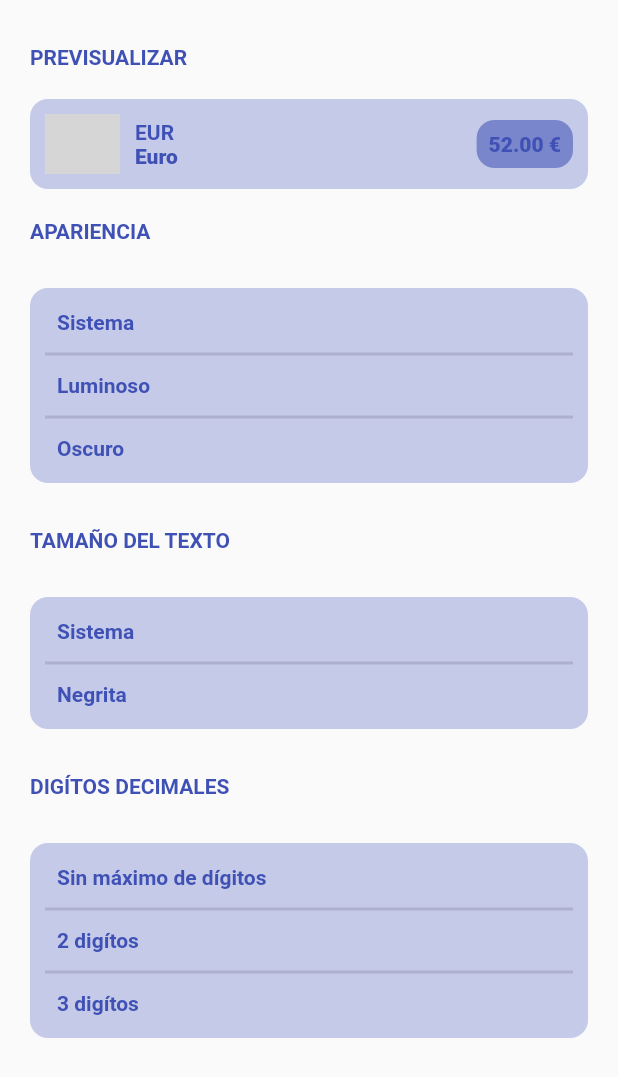
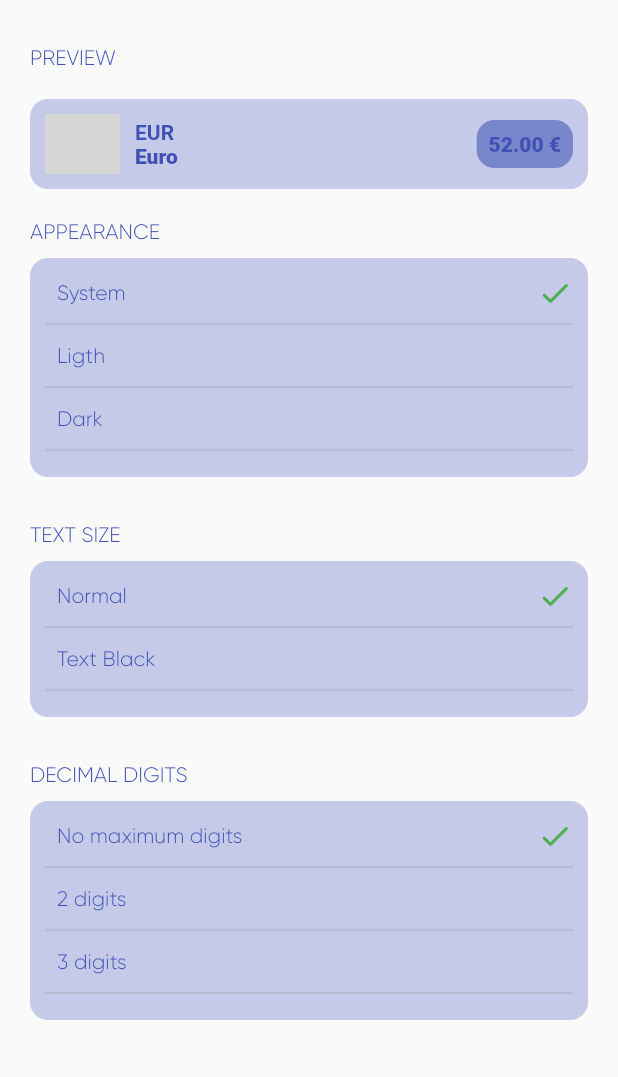
Before and after one commit to flaviooria/Wallet-Converter, a Flutter app: the SettingsPage screen opened by its route, on a phone screen of 412 x 824 dp. Shown: the top 1077 px of the screen. Run offline on Flutter 3.47's test engine with Material 2 defaults, Android fonts, the phone set to English and light mode, and no system bars; missing offline and left inert: bottom_bar, flag; network calls fail; Roboto replaces fonts that are missing (Gilroy Extra-Bold); grey boxes are pictures that could not be loaded.

Commit message:
Se implemento la funcionalidad de los temas personalizados de la app

```diff
--- /dev/null
+++ b/lib/models/enum_settings.dart
@@ -0,0 +1,2 @@
+enum NumberDigits { cero, two, three }
+enum StyleText { system, black }
--- /dev/null
+++ b/lib/models/theme_custom.dart
@@ -0,0 +1,6 @@
+import 'package:flutter/foundation.dart';
+import 'package:flutter/material.dart';
+
+class ThemeCustom with Diagnosticable {
+  static ThemeData? themeDataCustom = ThemeData(fontFamily: 'Gilroy');
+}
--- a/lib/pages/home_page.dart
+++ b/lib/pages/home_page.dart
@@ -38,7 +38,7 @@ class _HomePageState extends State<HomePage> {
             icon: Icon(
               Icons.price_change_outlined,
             ),
-            title: Text('Convertidor'),
+            title: Text('Convertidor', style: TextStyle(fontFamily: 'Gilroy')),
             activeColor: AppSettings.colorPrimaryFont,
           ),
           BottomBarItem(
@@ -46,7 +46,7 @@ class _HomePageState extends State<HomePage> {
             icon: Icon(
               Icons.settings_outlined,
             ),
-            title: Text('Ajustes'),
+            title: Text('Ajustes', style: TextStyle(fontFamily: 'Gilroy')),
             activeColor: AppSettings.colorPrimaryFont,
           ),
         ],
--- a/lib/pages/settings_page.dart
+++ b/lib/pages/settings_page.dart
@@ -1,14 +1,18 @@
 import 'package:flutter/material.dart';
+import 'package:pratica5/provider/setttings_provider.dart';
 import 'package:pratica5/utils/AppSettings.dart';
+import 'package:provider/provider.dart';
 
 class SettingsPage extends StatelessWidget {
   const SettingsPage({Key? key}) : super(key: key);
 
   @override
   Widget build(BuildContext context) {
-    final options1 = ['Sistema', 'Luminoso', 'Oscuro'];
-    final options2 = ['Sistema', 'Negrita'];
-    final options3 = ['Sin máximo de dígitos', '2 digítos', '3 digítos'];
+    final settingProvider = Provider.of<SettingsProvider>(context);
+
+    final appearance = ['System', 'Ligth', 'Dark'];
+    final textsytles = ['Normal', 'Text Black'];
+    final numdigits = ['No maximum digits', '2 digits', '3 digits'];
 
     return Scaffold(
       body: SafeArea(
@@ -22,14 +26,26 @@ class SettingsPage extends StatelessWidget {
                   SizedBox(
                     height: 30,
                   ),
-                  _title('previsualizar'),
+                  _title('preview', settingProvider),
                   _coinActual(),
-                  _title('Apariencia'),
-                  SelectOptionSettings(options: options1),
-                  _title('Tamaño del Texto'),
-                  SelectOptionSettings(options: options2),
-                  _title('Digítos decimales'),
-                  SelectOptionSettings(options: options3)
+                  _title('appearance', settingProvider),
+                  SelectOptionSettings(
+                    items: appearance,
+                    typeSettigs: 0,
+                    settingsProvider: settingProvider,
+                  ),
+                  _title('text size', settingProvider),
+                  SelectOptionSettings(
+                    items: textsytles,
+                    settingsProvider: settingProvider,
+                    typeSettigs: 1,
+                  ),
+                  _title('decimal digits', settingProvider),
+                  SelectOptionSettings(
+                    items: numdigits,
+                    settingsProvider: settingProvider,
+                    typeSettigs: 2,
+                  )
                 ],
               ),
             ),
@@ -39,13 +55,13 @@ class SettingsPage extends StatelessWidget {
     );
   }
 
-  Widget _title(String title) {
+  Widget _title(String title, SettingsProvider settingsProvider) {
     return Text(
       title.toUpperCase(),
       style: TextStyle(
           color: AppSettings.colorPrimary,
-          fontFamily: AppSettings.fontTitle,
-          fontWeight: FontWeight.w600),
+          fontFamily: settingsProvider.font,
+          fontWeight: settingsProvider.fontWeight),
     );
   }
 
@@ -107,38 +123,92 @@ class SettingsPage extends StatelessWidget {
 }
 
 class SelectOptionSettings extends StatelessWidget {
-  const SelectOptionSettings({
-    Key? key,
-    required this.options,
-  }) : super(key: key);
+  const SelectOptionSettings(
+      {Key? key,
+      required this.typeSettigs,
+      required this.items,
+      required this.settingsProvider})
+      : super(key: key);
 
-  final List<String> options;
-
+  final SettingsProvider settingsProvider;
+  final List<String> items;
+  final int typeSettigs;
   @override
   Widget build(BuildContext context) {
+    final provider = settingsProvider;
     return Container(
-      margin: const EdgeInsets.only(top: 30, bottom: 30),
+        margin: const EdgeInsets.only(top: 10, bottom: 30),
         padding: const EdgeInsets.all(10),
         decoration: BoxDecoration(
             color: AppSettings.colorPrimaryLigth,
             borderRadius: BorderRadius.circular(12)),
-      child: ListView.separated(
-          shrinkWrap: true,
-          itemBuilder: (_, int index) {
-            var title = options[index];
-            return Padding(
+        child: Column(children: data(provider, typeSettigs)));
+  }
+
+  List<Widget> data(SettingsProvider provider, int typeSettings) {
+    List<Widget> settings = [];
+    for (var i = 0; i < items.length; i++) {
+      var title = items[i];
+      var type;
+      var typeSelected;
+
+      //Theme
+      if (typeSettigs == 0) {
+        type = provider.themeOptions[i];
+        typeSelected = provider.typeTheme;
+      }
+      //Text Style
+      if (typeSettigs == 1) {
+        type = provider.styleTextOptions[i];
+        typeSelected = provider.typeText;
+      }
+      //Number digits
+      if (typeSettigs == 2) {
+        type = provider.numberDigitsOptions[i];
+        typeSelected = provider.typeDigits;
+      }
+
+      settings
+        ..add(InkWell(
+          onTap: () {
+            switch (typeSettings) {
+              case 0:
+                provider.setTheme(type);
+                break;
+              case 1:
+                provider.setTextStyle(type);
+                break;
+              case 2:
+                provider.setNumberDigits(type);
+                break;
+            }
+          },
+          child: Row(
+            mainAxisAlignment: MainAxisAlignment.spaceBetween,
+            children: [
+              Padding(
                 padding: const EdgeInsets.symmetric(horizontal: 8, vertical: 5),
                 child: Text(title,
                     style: TextStyle(
                         color: AppSettings.colorPrimary,
-                      fontFamily: AppSettings.fontTitle,
-                      fontWeight: FontWeight.w600)),
-            );
-          },
-          separatorBuilder: (BuildContext context, int index) => const Divider(
-                thickness: 2,
+                        fontFamily: provider.font,
+                        fontWeight: provider.fontWeight)),
               ),
-          itemCount: options.length),
-    );
+              typeSelected == type
+                  ? Icon(
+                      Icons.done_rounded,
+                      color: Colors.green,
+                    )
+                  : Text('')
+            ],
+          ),
+        ))
+        ..add(Divider(
+          color: Colors.grey[500]?.withOpacity(.3),
+          thickness: 1.5,
+        ));
+    }
+
+    return settings;
   }
 }
--- a/lib/provider/coin_provider.dart
+++ b/lib/provider/coin_provider.dart
@@ -1,6 +1,8 @@
+import 'package:flutter/material.dart';
 import 'package:flutter/widgets.dart';
 import 'package:http/http.dart';
 import 'package:pratica5/models/coin.dart';
+import 'package:pratica5/models/enum_settings.dart';
 
 class CoinProvider with ChangeNotifier {
   CoinProvider() {
--- /dev/null
+++ b/lib/provider/setttings_provider.dart
@@ -0,0 +1,94 @@
+import 'package:flutter/material.dart';
+import 'package:pratica5/utils/AppSettings.dart';
+
+import '../models/enum_settings.dart';
+
+class SettingsProvider extends ChangeNotifier {
+  SettingsProvider() {
+    tStyleDefault = TextStyle(
+        fontFamily: 'Gilroy-ExtraBold',
+        fontWeight: FontWeight.w600,
+        color: AppSettings.colorPrimaryFont);
+  }
+
+  //Settings
+  ThemeMode? typeTheme = ThemeMode.system;
+  NumberDigits? typeDigits = NumberDigits.cero;
+  StyleText? typeText = StyleText.system;
+
+  List<ThemeMode> themeOptions = ThemeMode.values;
+  List<StyleText> styleTextOptions = StyleText.values;
+  List<NumberDigits> numberDigitsOptions = NumberDigits.values;
+  Brightness? brightness = Brightness.light;
+  int? numberDigits = 0;
+
+  //Colors App
+  String font = 'Gilroy';
+  FontWeight fontWeight = FontWeight.normal;
+
+  TextStyle? tStyleDefault;
+
+  Color? backgroundSearch;
+
+  setTheme(ThemeMode value) {
+    switch (value) {
+      case ThemeMode.system:
+        typeTheme = value;
+        break;
+      case ThemeMode.dark:
+        typeTheme = value;
+        brightness = Brightness.dark;
+        backgroundSearch = Color.fromARGB(255, 85, 84, 84).withOpacity(0.5);
+        break;
+      case ThemeMode.light:
+        typeTheme = value;
+        brightness = Brightness.light;
+        backgroundSearch = Colors.grey[200];
+
+        break;
+    }
+    notifyListeners();
+  }
+
+  setNumberDigits(NumberDigits value) {
+    switch (value) {
+      case NumberDigits.cero:
+        typeDigits = value;
+        numberDigits = 0;
+        break;
+      case NumberDigits.two:
+        typeDigits = value;
+        numberDigits = 2;
+        break;
+      case NumberDigits.three:
+        typeDigits = value;
+        numberDigits = 3;
+        break;
+    }
+    notifyListeners();
+  }
+
+  setTextStyle(StyleText value) {
+    switch (value) {
+      case StyleText.system:
+        typeText = value;
+        font = 'Gilroy';
+        fontWeight = FontWeight.normal;
+        tStyleDefault = TextStyle(
+            fontFamily: font,
+            fontWeight: fontWeight,
+            color: AppSettings.colorPrimaryFont);
+        break;
+      case StyleText.black:
+        typeText = value;
+        font = 'Gilroy-ExtraBold';
+        fontWeight = FontWeight.bold;
+        tStyleDefault = TextStyle(
+            fontFamily: font,
+            fontWeight: fontWeight,
+            color: AppSettings.colorPrimaryFont);
+        break;
+    }
+    notifyListeners();
+  }
+}
```
Also changed, not shown: lib/main.dart (+9 -6 lines), lib/pages/convert_page.dart (+29 -20 lines), lib/pages/intro_page.dart (+18 -4 lines), lib/pages/search_coin_page.dart (+44 -26 lines), lib/widget/select_currency.dart (+5 -2 lines), lib/widget/selected_coin.dart (+12 -5 lines). Lines whose indentation alone changed are shown as unchanged.
